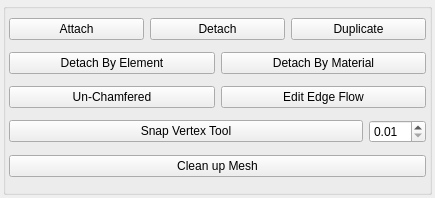
The window that src/developer/main/modeltools/widget/ui/modeltoolsUI.ui (code-google-com/mayatools) describes before a commit, drawn with Qt 5.
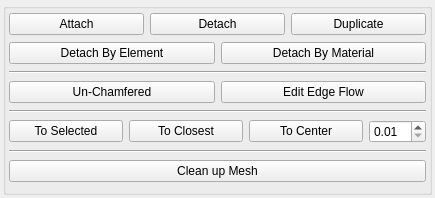
The same window after the commit.

```diff
--- a/src/developer/main/modeltools/widget/ui/modeltoolsUI.ui
+++ b/src/developer/main/modeltools/widget/ui/modeltoolsUI.ui
@@ -124,6 +124,13 @@
          </item>
         </layout>
        </item>
+       <item>
+        <widget class="Line" name="line">
+         <property name="orientation">
+          <enum>Qt::Horizontal</enum>
+         </property>
+        </widget>
+       </item>
        <item>
         <layout class="QHBoxLayout" name="horizontalLayout_3">
          <item>
@@ -154,8 +161,47 @@
          </item>
         </layout>
        </item>
+       <item>
+        <widget class="Line" name="line_2">
+         <property name="orientation">
+          <enum>Qt::Horizontal</enum>
+         </property>
+        </widget>
+       </item>
        <item>
         <layout class="QHBoxLayout" name="horizontalLayout_15">
+         <item>
+          <widget class="QPushButton" name="btnToSelected">
+           <property name="font">
+            <font>
+             <weight>50</weight>
+             <bold>false</bold>
+            </font>
+           </property>
+           <property name="toolTip">
+            <string>Snap Closest Vertexes to Selected Vertexes</string>
+           </property>
+           <property name="text">
+            <string>To Selected</string>
+           </property>
+          </widget>
+         </item>
+         <item>
+          <widget class="QPushButton" name="btnToClosest">
+           <property name="font">
+            <font>
+             <weight>50</weight>
+             <bold>false</bold>
+            </font>
+           </property>
+           <property name="toolTip">
+            <string>Snap Selected Vertexes to Closest Vertexes </string>
+           </property>
+           <property name="text">
+            <string>To Closest</string>
+           </property>
+          </widget>
+         </item>
          <item>
           <widget class="QPushButton" name="btnSnapVertexTool">
            <property name="font">
@@ -165,7 +211,7 @@
             </font>
            </property>
            <property name="text">
-            <string>Snap Vertex Tool</string>
+            <string>To Center</string>
            </property>
           </widget>
          </item>
@@ -196,6 +242,13 @@
          </item>
         </layout>
        </item>
+       <item>
+        <widget class="Line" name="line_3">
+         <property name="orientation">
+          <enum>Qt::Horizontal</enum>
+         </property>
+        </widget>
+       </item>
        <item>
         <widget class="QPushButton" name="btnCleanUp">
          <property name="font">
```
Left out of the diff: 18 changed lines with no effect on the pictures.
